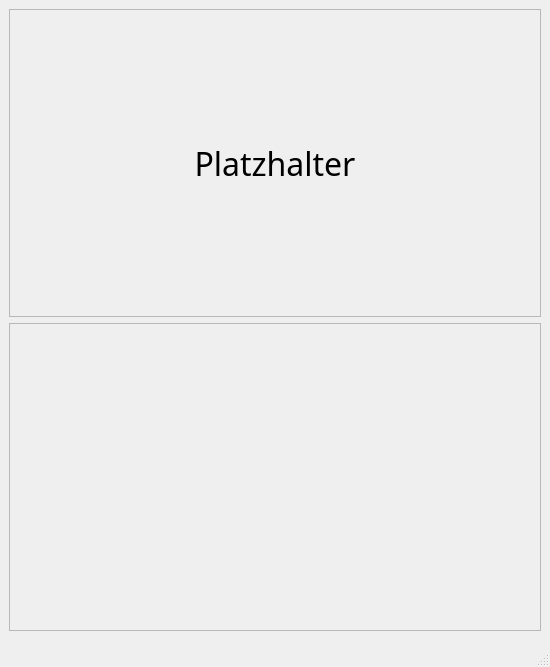
dampfwolke/Bagup, file UI/frm_main_window.ui: the form before one commit.
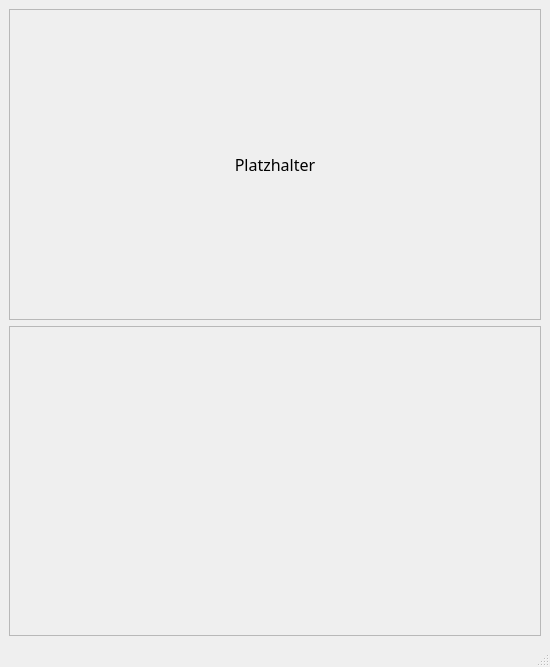
The form after the commit. Icons and pictures are not drawn.

Commit message: added drag and drop label

What changed in the file:
```diff
--- a/UI/frm_main_window.ui
+++ b/UI/frm_main_window.ui
@@ -13,13 +13,19 @@
   <property name="font">
    <font>
     <family>Agency FB</family>
-    <pointsize>11</pointsize>
+    <pointsize>8</pointsize>
    </font>
   </property>
   <property name="windowTitle">
    <string>MainWindow</string>
   </property>
   <widget class="QWidget" name="centralwidget">
+   <property name="font">
+    <font>
+     <family>Agency FB</family>
+     <pointsize>12</pointsize>
+    </font>
+   </property>
    <layout class="QVBoxLayout" name="verticalLayout_3">
     <item>
      <widget class="QFrame" name="fr_upper">
@@ -35,7 +41,7 @@
          <property name="font">
           <font>
            <family>Agency FB</family>
-           <pointsize>24</pointsize>
+           <pointsize>12</pointsize>
           </font>
          </property>
          <property name="text">
@@ -69,6 +75,15 @@
            <height>250</height>
           </size>
          </property>
+         <property name="font">
+          <font>
+           <family>Agency FB</family>
+           <pointsize>12</pointsize>
+          </font>
+         </property>
+         <property name="acceptDrops">
+          <bool>true</bool>
+         </property>
          <property name="text">
           <string/>
          </property>
```
Left out of the diff: 2 changed lines with no effect on the pictures. The commit also changes 2 other files.
